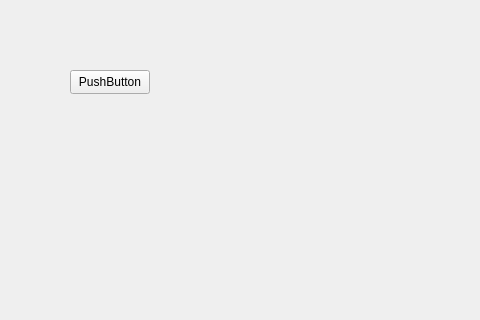
Before: the Qt Designer form Military/mlrs.ui in DmitryBizCode/MilitaryQt, drawn with Qt 5; both pictures show x 0 to 480 and y 0 to 320 of the 1267 by 790 pixel window.
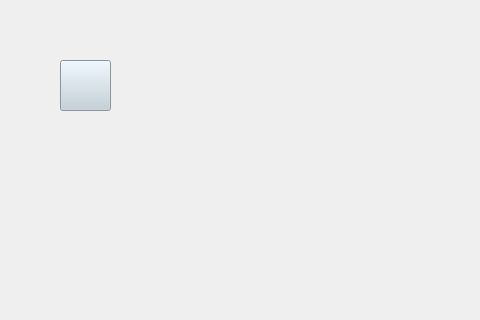
After: the same form once the commit is applied. Icons and pictures are not drawn.

```diff
--- a/Military/mlrs.ui
+++ b/Military/mlrs.ui
@@ -16,14 +16,18 @@
   <widget class="QPushButton" name="HomeB">
    <property name="geometry">
     <rect>
-     <x>70</x>
-     <y>70</y>
-     <width>80</width>
-     <height>24</height>
+     <x>60</x>
+     <y>60</y>
+     <width>51</width>
+     <height>51</height>
     </rect>
    </property>
+   <property name="styleSheet">
+    <string notr="true">image: url(:/resimg/IMage/resToPage/helmet_6186688.png);
+background-color: rgb(192, 206, 217);</string>
+   </property>
    <property name="text">
-    <string>PushButton</string>
+    <string/>
    </property>
   </widget>
   <widget class="QPushButton" name="Uragan">
```
